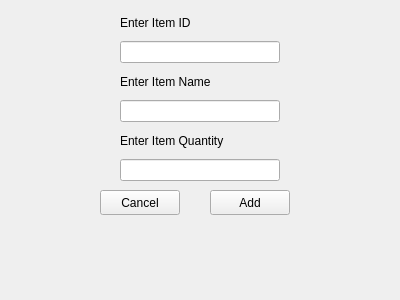
First picture: the form in addinventory.ui, repository oracle-ryuu/SimpleSerums_radical_redo, before the edit.
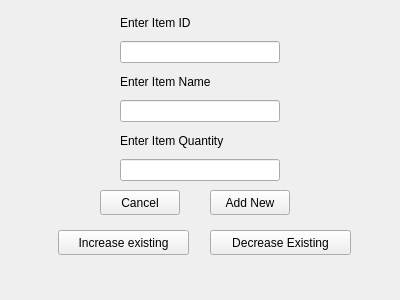
Second picture: the form after the edit.

Commit message: added fucntionality for the following: increase and decrease existing stock within the add item button; admin priveleges that cann add, remove, and edit staff; prescribe multiple prescriptions. currently the admin functionality is buggy and will show the buttons to regular staff intermittently.

Patch:
```diff
--- a/addinventory.ui
+++ b/addinventory.ui
@@ -23,7 +23,7 @@
     </rect>
    </property>
    <property name="text">
-    <string>Add</string>
+    <string>Add New</string>
    </property>
   </widget>
   <widget class="QPushButton" name="pushButton_2">
@@ -81,6 +81,32 @@
     </item>
    </layout>
   </widget>
+  <widget class="QPushButton" name="pushButton_increase">
+   <property name="geometry">
+    <rect>
+     <x>58</x>
+     <y>230</y>
+     <width>131</width>
+     <height>25</height>
+    </rect>
+   </property>
+   <property name="text">
+    <string>Increase existing</string>
+   </property>
+  </widget>
+  <widget class="QPushButton" name="pushButton_decrease">
+   <property name="geometry">
+    <rect>
+     <x>210</x>
+     <y>230</y>
+     <width>141</width>
+     <height>25</height>
+    </rect>
+   </property>
+   <property name="text">
+    <string>Decrease Existing</string>
+   </property>
+  </widget>
  </widget>
  <resources/>
  <connections/>
```
The commit also changes 67 other files.
